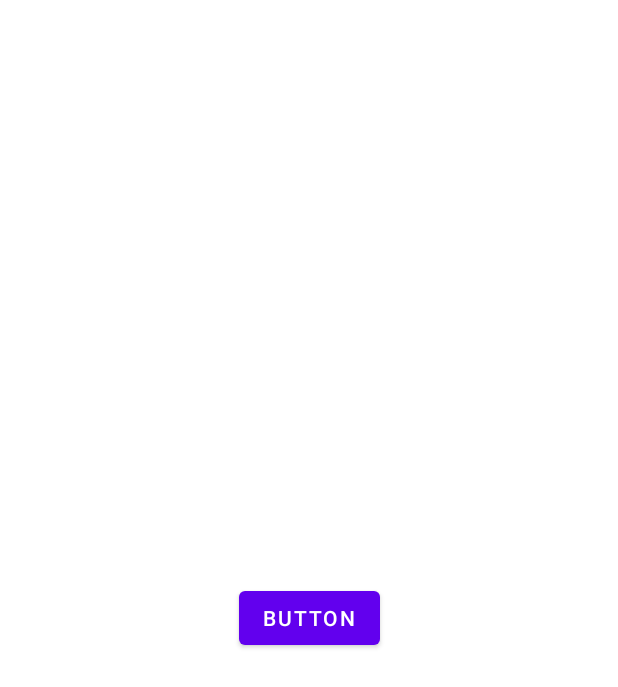
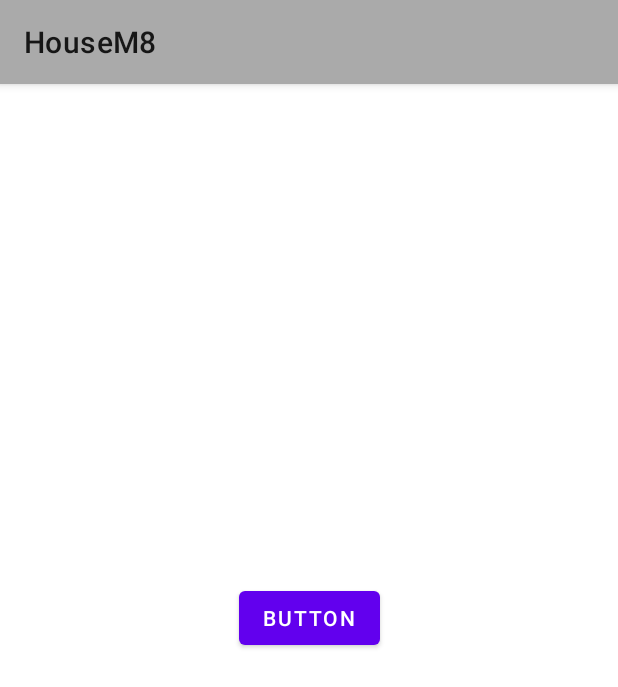
Before and after one commit to jameslinley/FinalYearProject, an Android app: the screen it shows after launch (MessagesActivity), after a tap on an icon or button, on a phone screen of 412 x 824 dp. Shown: the top 687 px of the screen. Run offline under Robolectric (Android 15) with nearby library versions, the phone set to English and light mode, and no system bars.

Commit message:
cleaned up

```diff
--- a/app/src/main/java/com/example/housem8/MainActivity.java
+++ b/app/src/main/java/com/example/housem8/MainActivity.java
@@ -25,31 +25,16 @@ public class MainActivity extends AppCompatActivity {
         super.onCreate(savedInstanceState);
         setContentView(R.layout.activity_main);
         AppCompatDelegate.setDefaultNightMode(AppCompatDelegate.MODE_NIGHT_NO);
-        toolBar();
 
         calButton = findViewById(R.id.calButton);
-        calButton.setOnClickListener(new View.OnClickListener() {
-            @Override
-            public void onClick(View v) {
-                toCalendarActivity();
-            }
-        });
+        mesButton = findViewById(R.id.mesButton);
+        notButton = findViewById(R.id.notButton);
 
-        mesButton = findViewById(R.id.mesButton);
-        mesButton.setOnClickListener(new View.OnClickListener() {
-            @Override
-            public void onClick(View v) {
-                toMessagesActivity();
-            }
-        });
+        toolBar();
+        CalendarMessageSetUp();
+        MessageButtonSetUp();
+        NoticeboardButtonSetUp();
 
-        notButton = findViewById(R.id.notButton);
-        notButton.setOnClickListener(new View.OnClickListener() {
-            @Override
-            public void onClick(View v) {
-                toNoticeboardActivity();
-            }
-        });
     }
 
     //method to show toolbar on each page
@@ -58,30 +43,35 @@ public class MainActivity extends AppCompatActivity {
         setSupportActionBar(toolbar);
     }
 
-    public void toCalendarActivity(){
-        Intent intent = new Intent(this, CalendarActivity.class);
-        startActivity(intent);
+    //methods to navigate to certain Activities
+    public void CalendarMessageSetUp(){
+        calButton.setOnClickListener(new View.OnClickListener() {
+            @Override
+            public void onClick(View v) {
+                startActivity(new Intent(MainActivity.this, CalendarActivity.class));
+            }
+        });
     }
 
-    public void toMessagesActivity(){
-        Intent intent = new Intent(this, MessagesActivity.class);
-        startActivity(intent);
+    public void MessageButtonSetUp(){
+        mesButton.setOnClickListener(new View.OnClickListener() {
+            @Override
+            public void onClick(View v) {
+                startActivity(new Intent(MainActivity.this, MessagesActivity.class));
+            }
+        });
     }
 
-    public void toNoticeboardActivity(){
-        Intent intent = new Intent(this, NoticeboardActivity.class);
-        startActivity(intent);
+    public void NoticeboardButtonSetUp(){
+        notButton.setOnClickListener(new View.OnClickListener() {
+            @Override
+            public void onClick(View v) {
+                startActivity(new Intent(MainActivity.this, NoticeboardActivity.class));
+            }
+        });
     }
 
 
-//    public void toNoticeboard(){
-//        notButton.setOnClickListener(new View.OnClickListener() {
-//            @Override
-//            public void onClick(View v) {
-//                startActivity(new Intent(MainActivity.this, NoticeboardActivity.class));
-//            }
-//        });
-//    }
 
 
 
--- a/app/src/main/res/layout/activity_messages.xml
+++ b/app/src/main/res/layout/activity_messages.xml
@@ -15,4 +15,13 @@
         app:layout_constraintEnd_toEndOf="parent"
         app:layout_constraintStart_toStartOf="parent"
         app:layout_constraintTop_toTopOf="parent" />
+
+    <include
+        android:id="@+id/toolbar"
+        layout="@layout/toolbar"
+        android:layout_width="0dp"
+        android:layout_height="wrap_content"
+        app:layout_constraintEnd_toEndOf="parent"
+        app:layout_constraintStart_toStartOf="parent"
+        app:layout_constraintTop_toTopOf="parent" />
 </androidx.constraintlayout.widget.ConstraintLayout>
```
Also changed, not shown: app/src/main/res/layout/activity_noticeboard.xml (+9 -0 lines).
